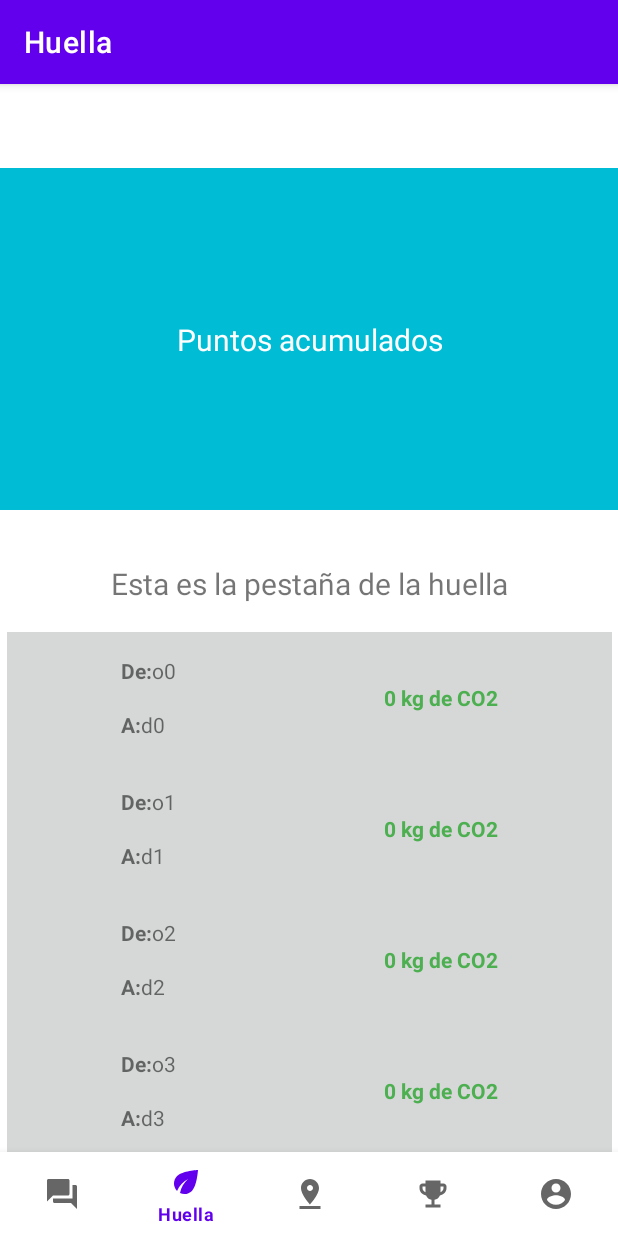
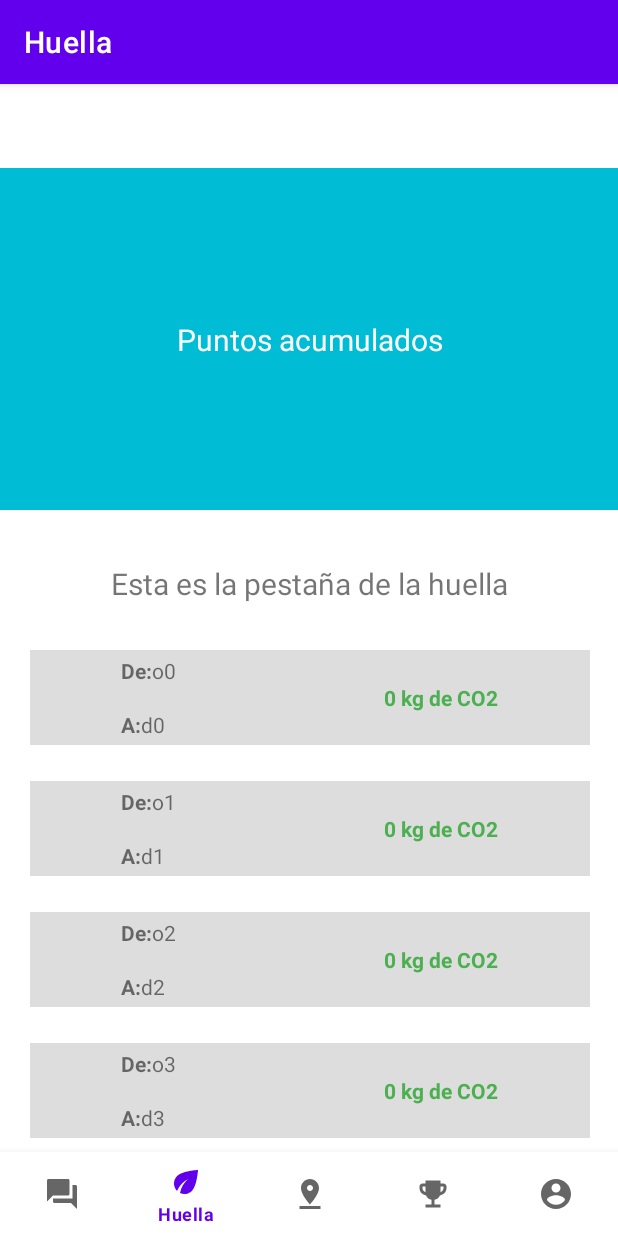
Before and after one commit to Ecommute/Ecommute, an Android app: the HuellaFragment screen opened through its navigation route, on a phone screen of 412 x 824 dp. Run offline under Robolectric (Android 15) with nearby library versions, the phone set to English and light mode, and no system bars; our stand-ins replace navigation-ui.

Commit message:
Mejora de diseño 2, aún en proceso

```diff
--- a/app/src/main/res/layout/item_historial.xml
+++ b/app/src/main/res/layout/item_historial.xml
@@ -4,9 +4,9 @@
     xmlns:tools="http://schemas.android.com/tools"
     android:layout_width="match_parent"
     android:layout_height="wrap_content"
-    android:background="?attr/colorButtonNormal"
-    android:backgroundTint="?attr/colorButtonNormal"
-    android:clickable="true"
+    android:background="#00FFFFFF"
+    android:backgroundTint="#00FFFFFF"
+    android:clickable="false"
     android:foregroundTint="?attr/colorButtonNormal">
 
     <TextView
@@ -63,4 +63,25 @@
         app:layout_constraintBottom_toBottomOf="parent"
         app:layout_constraintStart_toStartOf="parent" />
 
+    <View
+        android:id="@+id/rectangle_at_the_top"
+        android:layout_width="373dp"
+        android:layout_height="63dp"
+        android:layout_alignParentTop="true"
+        android:layout_marginStart="16dp"
+        android:layout_marginTop="8dp"
+        android:layout_marginEnd="16dp"
+        android:layout_marginBottom="8dp"
+        android:radius="20dp"
+        android:background="#DDDDDD"
+        android:clickable="true"
+        android:hapticFeedbackEnabled="true"
+        android:translationZ="-10dp"
+        android:visibility="visible"
+        app:layout_constraintBottom_toBottomOf="parent"
+        app:layout_constraintEnd_toEndOf="parent"
+        app:layout_constraintStart_toStartOf="parent"
+        app:layout_constraintTop_toTopOf="parent"
+        tools:ignore="SpeakableTextPresentCheck" />
+
 </androidx.constraintlayout.widget.ConstraintLayout>
```
